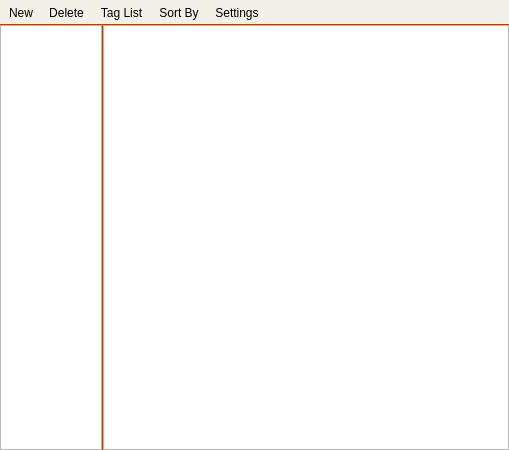
The window that hazama/ui/mainwindow.ui (krrr/Hazama) describes before a commit, drawn with Qt 5.
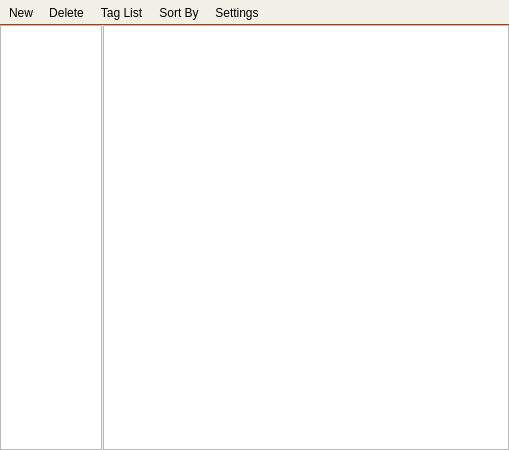
The same window after the commit. Icons and pictures are not drawn. Custom widgets are drawn as their Qt base class.

Commit message: Add support for custom StyleSheet

What changed in the file:
```diff
--- a/hazama/ui/mainwindow.ui
+++ b/hazama/ui/mainwindow.ui
@@ -29,9 +29,6 @@
     </property>
     <item>
      <widget class="NSplitter" name="splitter">
-      <property name="styleSheet">
-       <string notr="true">QSplitter::handle{background: rgb(181,61,0)}</string>
-      </property>
       <property name="orientation">
        <enum>Qt::Horizontal</enum>
       </property>
```
Left out of the diff: 8 changed lines with no effect on the pictures. The commit also changes 8 other files.
